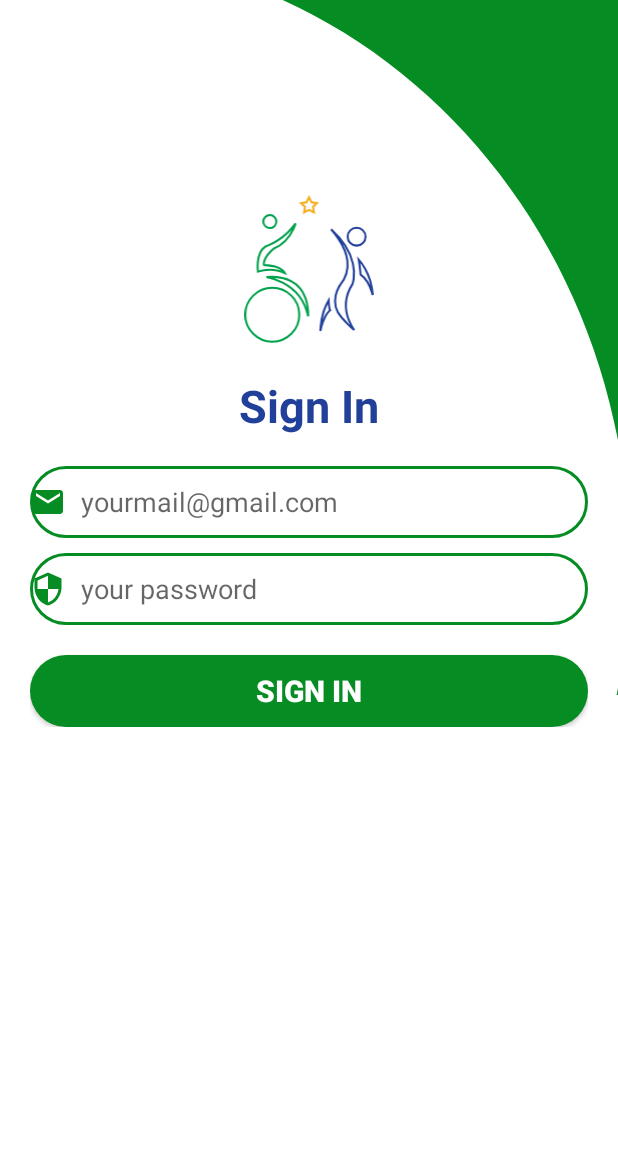
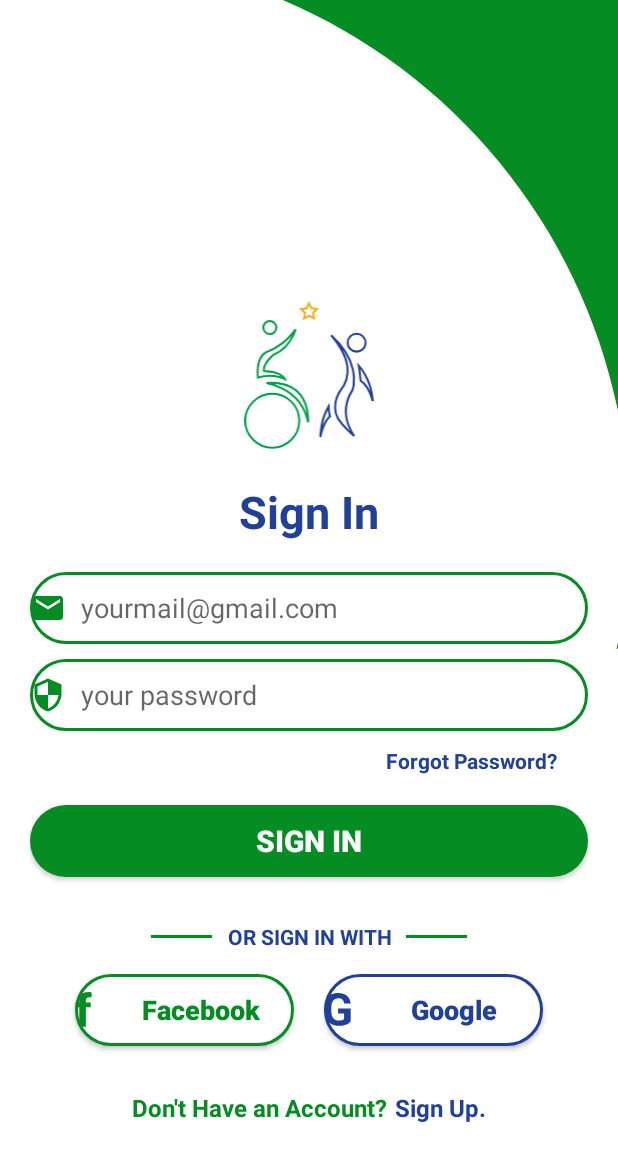
Before and after one commit to samueljuma/PwdGigs-1.0, an Android app: the SignInActivity screen opened directly, with no data from a screen before it, on a phone screen of 412 x 824 dp. Shown: the top 1161 px of the screen. Run offline under Robolectric (Android 15) with nearby library versions, the phone set to English and light mode, and no system bars.

Commit message:
sign_in 102: full design

```diff
--- /dev/null
+++ b/app/src/main/res/drawable/facebook_btn_bg.xml
@@ -0,0 +1,15 @@
+<?xml version="1.0" encoding="utf-8"?>
+<shape xmlns:android="http://schemas.android.com/apk/res/android">
+    <stroke
+        android:width="2dp"
+        android:color="@color/theme_color_2"/>
+    <corners
+        android:radius="40dp"/>
+    <padding
+        android:left="10dp"
+        android:right="10dp"
+        android:bottom="10dp"
+        android:top="10dp"/>
+    <solid
+        android:color="@color/white"/>
+</shape>
--- /dev/null
+++ b/app/src/main/res/drawable/google_btn_bg.xml
@@ -0,0 +1,15 @@
+<?xml version="1.0" encoding="utf-8"?>
+<shape xmlns:android="http://schemas.android.com/apk/res/android">
+    <stroke
+        android:width="2dp"
+        android:color="@color/theme_color_1"/>
+    <corners
+        android:radius="40dp"/>
+    <padding
+        android:left="10dp"
+        android:right="10dp"
+        android:bottom="10dp"
+        android:top="10dp"/>
+    <solid
+        android:color="@color/white"/>
+</shape>
--- /dev/null
+++ b/app/src/main/res/drawable/ic_facebook.xml
@@ -0,0 +1,5 @@
+<vector android:autoMirrored="true" android:height="23dp"
+    android:viewportHeight="23" android:viewportWidth="11"
+    android:width="11dp" xmlns:android="http://schemas.android.com/apk/res/android">
+    <path android:fillColor="@color/theme_color_2" android:pathData="M2.7832,22.8076V10.0635H0.4248V6.958H2.7832V5.6104C2.7832,3.833 3.291,2.456 4.3066,1.4795C5.332,0.4932 6.7627,0 8.5986,0C9.1846,0 9.9023,0.0977 10.752,0.293L10.708,3.5742C10.3564,3.4863 9.9268,3.4424 9.419,3.4424C7.8271,3.4424 7.0313,4.1894 7.0313,5.6836V6.958H10.1807V10.0635H7.0313V22.8076H2.7832Z"/>
+</vector>
--- /dev/null
+++ b/app/src/main/res/drawable/ic_google.xml
@@ -0,0 +1,5 @@
+<vector android:autoMirrored="true" android:height="22dp"
+    android:viewportHeight="22" android:viewportWidth="18"
+    android:width="18dp" xmlns:android="http://schemas.android.com/apk/res/android">
+    <path android:fillColor="@color/theme_color_1" android:pathData="M17.7793,18.9258C16.9883,19.873 15.8701,20.6104 14.4248,21.1377C12.9795,21.6553 11.3779,21.9141 9.6201,21.9141C7.7744,21.9141 6.1533,21.5137 4.7568,20.7129C3.3701,19.9023 2.2959,18.7305 1.5342,17.1973C0.7822,15.6641 0.3965,13.8623 0.377,11.792V10.3418C0.377,8.2129 0.7334,6.3721 1.4463,4.8193C2.169,3.2568 3.2041,2.0654 4.5518,1.2451C5.9092,0.415 7.4961,0 9.3125,0C11.8418,0 13.8193,0.6055 15.2451,1.8164C16.6709,3.0176 17.5156,4.7705 17.7793,7.0752H13.502C13.3066,5.8545 12.8721,4.9609 12.1982,4.3945C11.5342,3.8281 10.6162,3.5449 9.4443,3.5449C7.9502,3.5449 6.8125,4.1065 6.0313,5.2295C5.25,6.3525 4.8545,8.0225 4.8447,10.2393V11.6016C4.8447,13.8379 5.2695,15.5273 6.1191,16.6699C6.9688,17.8125 8.2139,18.3838 9.8545,18.3838C11.5049,18.3838 12.6816,18.0322 13.3848,17.3291V13.6523H9.3857V10.415H17.7793V18.9258Z"/>
+</vector>
--- a/app/src/main/res/layout/activity_sign_in.xml
+++ b/app/src/main/res/layout/activity_sign_in.xml
@@ -1,12 +1,16 @@
 <?xml version="1.0" encoding="utf-8"?>
-
-<androidx.constraintlayout.widget.ConstraintLayout xmlns:android="http://schemas.android.com/apk/res/android"
+<ScrollView xmlns:android="http://schemas.android.com/apk/res/android"
     xmlns:app="http://schemas.android.com/apk/res-auto"
     xmlns:tools="http://schemas.android.com/tools"
     android:layout_width="match_parent"
-    android:layout_height="match_parent"
-    tools:context=".ui.SignInActivity"
-    android:background="@drawable/sign_in_background">
+    android:layout_height="match_parent">
+
+    <androidx.constraintlayout.widget.ConstraintLayout
+        android:layout_width="match_parent"
+        android:layout_height="wrap_content"
+        android:background="@drawable/sign_in_background"
+        tools:context=".ui.SignInActivity">
+
         <ImageView
             android:id="@+id/imageView3"
             android:layout_width="100dp"
@@ -16,13 +20,13 @@
             app:layout_constraintEnd_toEndOf="parent"
             app:layout_constraintStart_toStartOf="parent"
             app:layout_constraintTop_toTopOf="parent"
-        app:layout_constraintVertical_bias="0.18"
+            app:layout_constraintVertical_bias="0.3"
             app:srcCompat="@drawable/ic_logo_without_fill" />
 
         <LinearLayout
-        android:layout_margin="20dp"
             android:layout_width="match_parent"
             android:layout_height="wrap_content"
+            android:layout_margin="20dp"
             android:orientation="vertical"
             app:layout_constraintBottom_toBottomOf="parent"
             app:layout_constraintEnd_toEndOf="parent"
@@ -34,11 +38,11 @@
                 android:id="@+id/textView"
                 android:layout_width="wrap_content"
                 android:layout_height="wrap_content"
+                android:layout_gravity="center"
                 android:text="@string/sign_in"
-            android:layout_gravity="center"
+                android:textColor="@color/theme_color_1"
                 android:textSize="30sp"
-            android:textStyle="bold"
-            android:textColor="@color/theme_color_1"/>
+                android:textStyle="bold" />
 
             <EditText
                 android:id="@+id/email_field"
@@ -74,17 +78,126 @@
                 android:paddingEnd="25dp"
                 tools:ignore="TextContrastCheck" />
 
+            <TextView
+                android:layout_width="wrap_content"
+                android:layout_height="wrap_content"
+                android:layout_gravity="end"
+                android:layout_marginTop="10dp"
+                android:layout_marginEnd="20dp"
+                android:text="@string/forgot_password"
+                android:textColor="@color/theme_color_1"
+                android:textStyle="bold" />
+
             <androidx.appcompat.widget.AppCompatButton
-            android:layout_marginTop="20dp"
                 android:id="@+id/sign_in_btn"
                 android:layout_width="match_parent"
                 android:layout_height="wrap_content"
+                android:layout_marginTop="20dp"
+                android:background="@drawable/sign_in_btn_bg"
                 android:text="@string/sign_in"
+                android:textColor="@color/white"
                 android:textSize="20sp"
                 android:textStyle="bold"
-            android:textColor="@color/white"
-            android:background="@drawable/sign_in_btn_bg"/>
+                tools:ignore="DuplicateSpeakableTextCheck" />
 
+            <LinearLayout
+                android:layout_width="match_parent"
+                android:layout_height="wrap_content"
+                android:layout_marginStart="50dp"
+                android:layout_marginTop="30dp"
+                android:layout_marginEnd="50dp"
+                android:gravity="center"
+                android:orientation="horizontal"
+                android:weightSum="7">
+
+                <View
+                    android:layout_width="0dp"
+                    android:layout_height="2dp"
+                    android:layout_weight="2"
+                    android:background="@color/theme_color_2" />
+
+                <TextView
+                    android:layout_width="wrap_content"
+                    android:layout_height="wrap_content"
+                    android:layout_marginStart="10dp"
+                    android:layout_marginEnd="10dp"
+                    android:layout_weight="0"
+                    android:text="@string/or_sign_in_with"
+                    android:textAlignment="center"
+                    android:textAllCaps="true"
+                    android:textColor="@color/theme_color_1"
+                    android:textStyle="bold" />
+
+                <View
+                    android:layout_width="0dp"
+                    android:layout_height="2dp"
+                    android:layout_weight="2"
+                    android:background="@color/theme_color_2" />
 
             </LinearLayout>
+
+            <LinearLayout
+                android:layout_width="match_parent"
+                android:layout_height="wrap_content"
+                android:layout_marginStart="20dp"
+                android:layout_marginTop="5dp"
+                android:gravity="center"
+                android:layout_marginEnd="20dp"
+                android:weightSum="2">
+
+                <androidx.appcompat.widget.AppCompatButton
+                    android:layout_width="0dp"
+                    android:layout_height="wrap_content"
+                    android:layout_margin="10dp"
+                    android:layout_weight="1"
+                    android:background="@drawable/facebook_btn_bg"
+                    android:drawableStart="@drawable/ic_facebook"
+                    android:drawablePadding="10dp"
+                    android:text="@string/facebook_text"
+                    android:textAlignment="center"
+                    android:textAllCaps="false"
+                    android:textColor="@color/theme_color_2"
+                    android:textSize="18sp"
+                    android:textStyle="bold" />
+
+                <androidx.appcompat.widget.AppCompatButton
+                    android:layout_width="0dp"
+                    android:layout_height="wrap_content"
+                    android:layout_margin="10dp"
+                    android:layout_weight="1"
+                    android:background="@drawable/google_btn_bg"
+                    android:drawableStart="@drawable/ic_google"
+                    android:drawablePadding="10dp"
+                    android:text="@string/google_text"
+                    android:textAlignment="center"
+                    android:textAllCaps="false"
+                    android:textColor="@color/theme_color_1"
+                    android:textSize="18sp"
+                    android:textStyle="bold" />
+
+            </LinearLayout>
+            <LinearLayout
+                android:layout_marginTop="20dp"
+                android:layout_width="match_parent"
+                android:layout_height="wrap_content"
+                android:gravity="center">
+                <TextView
+                    android:layout_width="wrap_content"
+                    android:layout_height="wrap_content"
+                    android:textSize="16sp"
+                    android:textStyle="bold"
+                    android:textColor="@color/theme_color_2"
+                    android:text="@string/don_t_have_an_account"/>
+                <TextView
+                    android:layout_width="wrap_content"
+                    android:layout_height="wrap_content"
+                    android:textSize="16sp"
+                    android:textStyle="bold"
+                    android:layout_marginStart="5dp"
+                    android:textColor="@color/theme_color_1"
+                    android:text="@string/sign_up_text"/>
+
+            </LinearLayout>
+        </LinearLayout>
     </androidx.constraintlayout.widget.ConstraintLayout>
+</ScrollView>
--- a/app/src/main/res/values/colors.xml
+++ b/app/src/main/res/values/colors.xml
@@ -10,4 +10,6 @@
     <color name="theme_color_1">#21409A</color>
     <color name="theme_color_2">#058D23</color>
     <color name="theme_color_3">#F3AE1D</color>
+    <color name="facebook_btn_bg">#0E1F48</color>
+    <color name="google_btn_bg">#9A3A4B</color>
 </resources>
--- a/app/src/main/res/values/strings.xml
+++ b/app/src/main/res/values/strings.xml
@@ -5,4 +5,10 @@
     <string name="sign_in">Sign In</string>
     <string name="email_hint">yourmail@gmail.com</string>
     <string name="password_hint">your password</string>
+    <string name="forgot_password">Forgot Password?</string>
+    <string name="or_sign_in_with">Or Sign In With</string>
+    <string name="google_text">Google</string>
+    <string name="facebook_text">Facebook</string>
+    <string name="don_t_have_an_account">Don\'t Have an Account?</string>
+    <string name="sign_up_text">Sign Up.</string>
 </resources>
```
Lines whose indentation alone changed are shown as unchanged.
